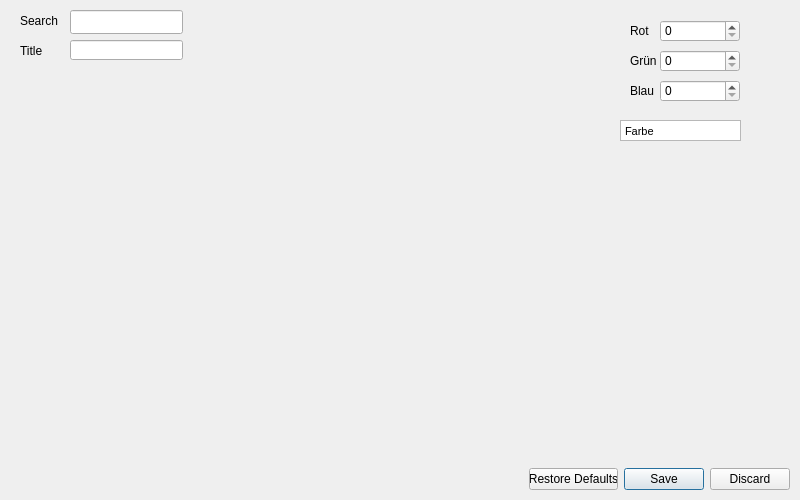
First picture: the form in Python/BWLastCopies/settings.ui, repository WorldTeacher/WorkPrograms, before the edit.
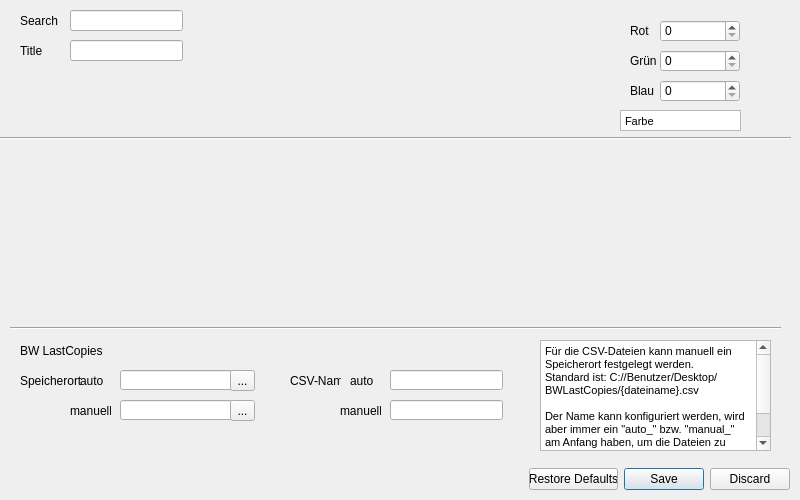
Second picture: the form after the edit.

```diff
--- a/Python/BWLastCopies/settings.ui
+++ b/Python/BWLastCopies/settings.ui
@@ -132,7 +132,7 @@
    <property name="geometry">
     <rect>
      <x>620</x>
-     <y>120</y>
+     <y>110</y>
      <width>121</width>
      <height>21</height>
     </rect>
@@ -144,8 +144,8 @@
     <string>&lt;!DOCTYPE HTML PUBLIC &quot;-//W3C//DTD HTML 4.0//EN&quot; &quot;http://www.w3.org/TR/REC-html40/strict.dtd&quot;&gt;
 &lt;html&gt;&lt;head&gt;&lt;meta name=&quot;qrichtext&quot; content=&quot;1&quot; /&gt;&lt;style type=&quot;text/css&quot;&gt;
 p, li { white-space: pre-wrap; }
-&lt;/style&gt;&lt;/head&gt;&lt;body style=&quot; font-family:'Noto Sans'; font-size:10pt; font-weight:400; font-style:normal;&quot;&gt;
-&lt;p style=&quot; margin-top:0px; margin-bottom:0px; margin-left:0px; margin-right:0px; -qt-block-indent:0; text-indent:0px;&quot;&gt;&lt;span style=&quot; font-family:'MS Shell Dlg 2'; font-size:8.25pt;&quot;&gt;Farbe&lt;/span&gt;&lt;/p&gt;&lt;/body&gt;&lt;/html&gt;</string>
+&lt;/style&gt;&lt;/head&gt;&lt;body style=&quot; font-family:'MS Shell Dlg 2'; font-size:8.25pt; font-weight:400; font-style:normal;&quot;&gt;
+&lt;p style=&quot; margin-top:0px; margin-bottom:0px; margin-left:0px; margin-right:0px; -qt-block-indent:0; text-indent:0px;&quot;&gt;Farbe&lt;/p&gt;&lt;/body&gt;&lt;/html&gt;</string>
    </property>
   </widget>
   <widget class="QLineEdit" name="search_color">
@@ -154,7 +154,7 @@
      <x>70</x>
      <y>10</y>
      <width>113</width>
-     <height>24</height>
+     <height>21</height>
     </rect>
    </property>
    <property name="maxLength">
@@ -193,13 +193,232 @@
      <x>70</x>
      <y>40</y>
      <width>113</width>
-     <height>20</height>
+     <height>21</height>
     </rect>
    </property>
    <property name="maxLength">
     <number>11</number>
    </property>
   </widget>
+  <widget class="QLabel" name="save_directory_label">
+   <property name="geometry">
+    <rect>
+     <x>20</x>
+     <y>370</y>
+     <width>61</width>
+     <height>21</height>
+    </rect>
+   </property>
+   <property name="toolTip">
+    <string/>
+   </property>
+   <property name="text">
+    <string>Speicherort</string>
+   </property>
+  </widget>
+  <widget class="QLineEdit" name="save_directory_auto">
+   <property name="geometry">
+    <rect>
+     <x>120</x>
+     <y>370</y>
+     <width>113</width>
+     <height>20</height>
+    </rect>
+   </property>
+   <property name="toolTip">
+    <string>Hier kann ein Speicherort entweder eingetragen werden, oder mithilfe des &quot;...&quot; festlegen</string>
+   </property>
+  </widget>
+  <widget class="QToolButton" name="browse_">
+   <property name="geometry">
+    <rect>
+     <x>230</x>
+     <y>370</y>
+     <width>25</width>
+     <height>21</height>
+    </rect>
+   </property>
+   <property name="text">
+    <string>...</string>
+   </property>
+  </widget>
+  <widget class="Line" name="line">
+   <property name="geometry">
+    <rect>
+     <x>0</x>
+     <y>130</y>
+     <width>791</width>
+     <height>16</height>
+    </rect>
+   </property>
+   <property name="orientation">
+    <enum>Qt::Horizontal</enum>
+   </property>
+  </widget>
+  <widget class="Line" name="line_2">
+   <property name="geometry">
+    <rect>
+     <x>10</x>
+     <y>320</y>
+     <width>771</width>
+     <height>16</height>
+    </rect>
+   </property>
+   <property name="orientation">
+    <enum>Qt::Horizontal</enum>
+   </property>
+  </widget>
+  <widget class="QLabel" name="label_bwl">
+   <property name="geometry">
+    <rect>
+     <x>20</x>
+     <y>340</y>
+     <width>91</width>
+     <height>21</height>
+    </rect>
+   </property>
+   <property name="text">
+    <string>BW LastCopies</string>
+   </property>
+  </widget>
+  <widget class="QLabel" name="label">
+   <property name="geometry">
+    <rect>
+     <x>290</x>
+     <y>370</y>
+     <width>51</width>
+     <height>21</height>
+    </rect>
+   </property>
+   <property name="text">
+    <string>CSV-Name</string>
+   </property>
+  </widget>
+  <widget class="QLineEdit" name="csv_name_auto">
+   <property name="geometry">
+    <rect>
+     <x>390</x>
+     <y>370</y>
+     <width>113</width>
+     <height>20</height>
+    </rect>
+   </property>
+   <property name="toolTip">
+    <string>Hier kann ein Speicherort entweder eingetragen werden, oder mithilfe des &quot;...&quot; festlegen</string>
+   </property>
+  </widget>
+  <widget class="QLabel" name="label_auto">
+   <property name="geometry">
+    <rect>
+     <x>80</x>
+     <y>370</y>
+     <width>31</width>
+     <height>21</height>
+    </rect>
+   </property>
+   <property name="text">
+    <string>auto</string>
+   </property>
+  </widget>
+  <widget class="QLabel" name="label_auto_2">
+   <property name="geometry">
+    <rect>
+     <x>350</x>
+     <y>370</y>
+     <width>31</width>
+     <height>21</height>
+    </rect>
+   </property>
+   <property name="text">
+    <string>auto</string>
+   </property>
+  </widget>
+  <widget class="QLineEdit" name="save_directory_manual">
+   <property name="geometry">
+    <rect>
+     <x>120</x>
+     <y>400</y>
+     <width>113</width>
+     <height>20</height>
+    </rect>
+   </property>
+   <property name="toolTip">
+    <string>Hier kann ein Speicherort entweder eingetragen werden, oder mithilfe des &quot;...&quot; festlegen</string>
+   </property>
+  </widget>
+  <widget class="QToolButton" name="browse_1">
+   <property name="geometry">
+    <rect>
+     <x>230</x>
+     <y>400</y>
+     <width>25</width>
+     <height>21</height>
+    </rect>
+   </property>
+   <property name="text">
+    <string>...</string>
+   </property>
+  </widget>
+  <widget class="QLineEdit" name="csv_name_manual">
+   <property name="geometry">
+    <rect>
+     <x>390</x>
+     <y>400</y>
+     <width>113</width>
+     <height>20</height>
+    </rect>
+   </property>
+   <property name="toolTip">
+    <string>Hier kann ein Speicherort entweder eingetragen werden, oder mithilfe des &quot;...&quot; festlegen</string>
+   </property>
+  </widget>
+  <widget class="QLabel" name="label_manual">
+   <property name="geometry">
+    <rect>
+     <x>70</x>
+     <y>400</y>
+     <width>41</width>
+     <height>21</height>
+    </rect>
+   </property>
+   <property name="text">
+    <string>manuell</string>
+   </property>
+  </widget>
+  <widget class="QLabel" name="labe_manual">
+   <property name="geometry">
+    <rect>
+     <x>340</x>
+     <y>400</y>
+     <width>41</width>
+     <height>21</height>
+    </rect>
+   </property>
+   <property name="text">
+    <string>manuell</string>
+   </property>
+  </widget>
+  <widget class="QTextBrowser" name="textBrowser">
+   <property name="geometry">
+    <rect>
+     <x>540</x>
+     <y>340</y>
+     <width>231</width>
+     <height>111</height>
+    </rect>
+   </property>
+   <property name="html">
+    <string>&lt;!DOCTYPE HTML PUBLIC &quot;-//W3C//DTD HTML 4.0//EN&quot; &quot;http://www.w3.org/TR/REC-html40/strict.dtd&quot;&gt;
+&lt;html&gt;&lt;head&gt;&lt;meta name=&quot;qrichtext&quot; content=&quot;1&quot; /&gt;&lt;style type=&quot;text/css&quot;&gt;
+p, li { white-space: pre-wrap; }
+&lt;/style&gt;&lt;/head&gt;&lt;body style=&quot; font-family:'MS Shell Dlg 2'; font-size:8.25pt; font-weight:400; font-style:normal;&quot;&gt;
+&lt;p style=&quot; margin-top:0px; margin-bottom:0px; margin-left:0px; margin-right:0px; -qt-block-indent:0; text-indent:0px;&quot;&gt;Für die CSV-Dateien kann manuell ein Speicherort festgelegt werden. &lt;/p&gt;
+&lt;p style=&quot; margin-top:0px; margin-bottom:0px; margin-left:0px; margin-right:0px; -qt-block-indent:0; text-indent:0px;&quot;&gt;Standard ist: C://Benutzer/Desktop/BWLastCopies/{dateiname}.csv&lt;/p&gt;
+&lt;p style=&quot;-qt-paragraph-type:empty; margin-top:0px; margin-bottom:0px; margin-left:0px; margin-right:0px; -qt-block-indent:0; text-indent:0px;&quot;&gt;&lt;br /&gt;&lt;/p&gt;
+&lt;p style=&quot; margin-top:0px; margin-bottom:0px; margin-left:0px; margin-right:0px; -qt-block-indent:0; text-indent:0px;&quot;&gt;Der Name kann konfiguriert werden, wird aber immer ein &amp;quot;auto_&amp;quot; bzw. &amp;quot;manual_&amp;quot; am Anfang haben, um die Dateien zu unterscheiden.&lt;/p&gt;
+&lt;p style=&quot; margin-top:0px; margin-bottom:0px; margin-left:0px; margin-right:0px; -qt-block-indent:0; text-indent:0px;&quot;&gt;Standard ist hier: &amp;quot;auto_{Datum[JJJJ.MM.TT]}.csv&amp;quot;&lt;/p&gt;&lt;/body&gt;&lt;/html&gt;</string>
+   </property>
+  </widget>
  </widget>
  <resources/>
  <connections/>
```
Left out of the diff: 22 changed lines with no effect on the pictures.
